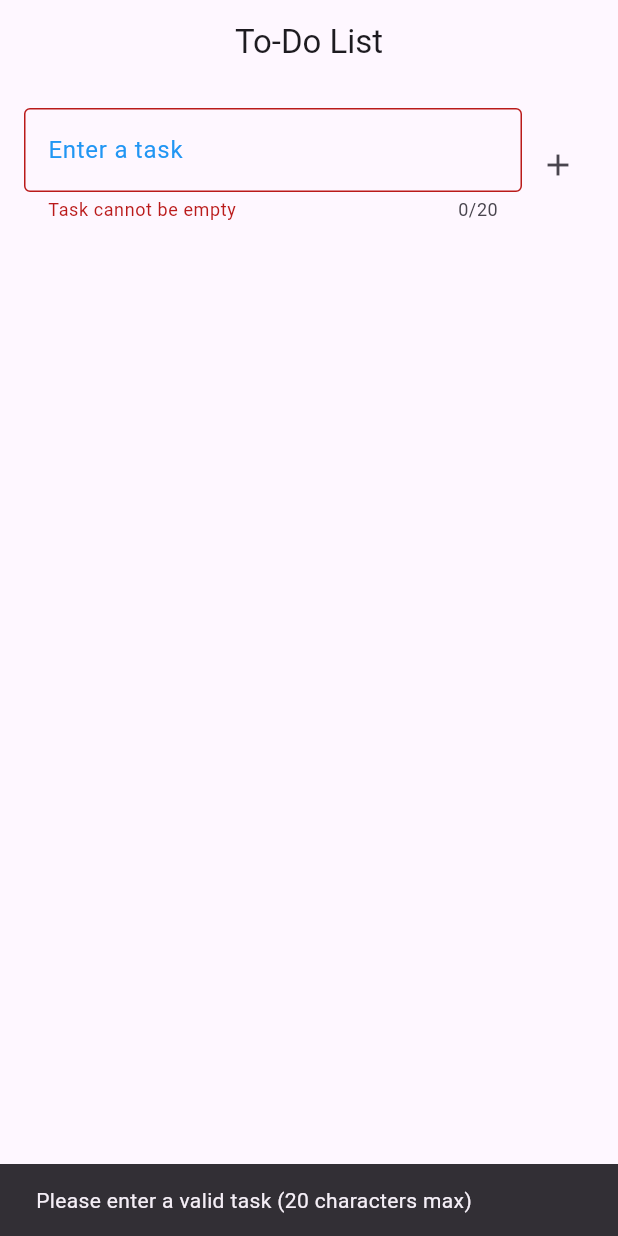
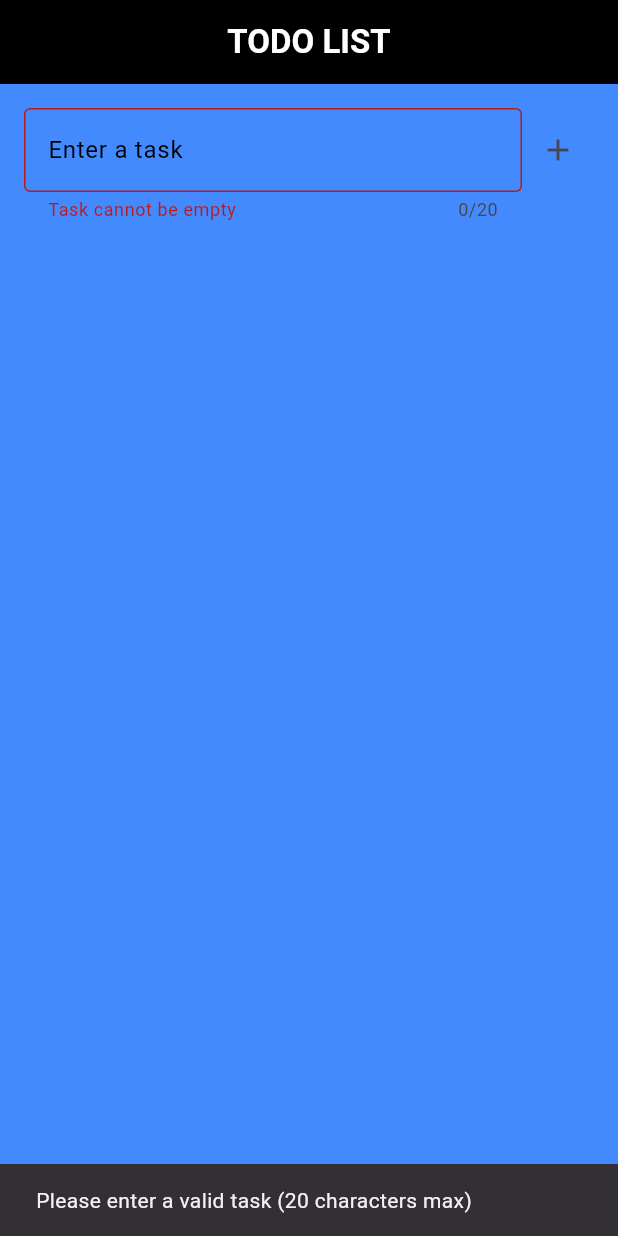
Before and after one commit to nithin-12345/TODO-Flutter-Project, a Flutter app: the screen it shows after launch, after a tap on the "add" icon, on a phone screen of 412 x 824 dp. Run offline on Flutter 3.47's test engine with Material 3 defaults, Android fonts, the phone set to English and light mode, and no system bars.

Commit message:
ScreenDesignChanged

```diff
--- a/assignment/lib/Components/textFieldComponent.dart
+++ b/assignment/lib/Components/textFieldComponent.dart
@@ -23,7 +23,7 @@ class TaskInputField extends StatelessWidget {
               maxLength: 20, // Added a character limit of 20
               decoration: InputDecoration(
                 labelText: 'Enter a task',
-                labelStyle: const TextStyle(color: Colors.blue),
+                labelStyle: const TextStyle(color: Colors.black),
                 border: const OutlineInputBorder(),
                 errorText: controller.text.isEmpty
                     ? 'Task cannot be empty'
@@ -37,9 +37,11 @@ class TaskInputField extends StatelessWidget {
               },
             ),
           ),
-          IconButton(
+          Padding(
+            padding: const EdgeInsets.only(bottom: 20),
+            child: IconButton(
               onPressed: () {
-              if (controller.text.isNotEmpty && controller.text.length <= 20) {
+                if (controller.text.isNotEmpty && controller.text.length <= 22) {
                   addTask(controller.text);
                 } else {
                   ScaffoldMessenger.of(context).showSnackBar(
@@ -51,6 +53,7 @@ class TaskInputField extends StatelessWidget {
               },
               icon: const Icon(Icons.add),
             ),
+          ),
         ],
       ),
     );
--- a/assignment/lib/Pages/Homepage.dart
+++ b/assignment/lib/Pages/Homepage.dart
@@ -3,23 +3,7 @@ import 'package:assignment/Components/listViewComponent.dart';
 import 'package:assignment/Components/textFieldComponent.dart';
 import 'package:flutter/material.dart';
 
-void main() {
-  runApp(const MyApp());
-}
 
-class MyApp extends StatelessWidget {
-  const MyApp({Key? key}) : super(key: key);
-
-  @override
-  Widget build(BuildContext context) {
-    return MaterialApp(
-      debugShowCheckedModeBanner: false,
-      title: 'To-Do List',
-      theme: ThemeData(primarySwatch: Colors.blue),
-      home: const TodoListPage(),
-    );
-  }
-}
 
 class TodoListPage extends StatefulWidget {
   const TodoListPage({Key? key}) : super(key: key);
@@ -50,9 +34,11 @@ class _TodoListPageState extends State<TodoListPage> {
   @override
   Widget build(BuildContext context) {
     return Scaffold(
+      backgroundColor: Colors.blueAccent,
       appBar: AppBar(
+        backgroundColor: Colors.black,
 
-        title: const Center(child: Text('To-Do List')),
+        title: const Center(child: Text('TODO LIST',style: TextStyle(fontWeight: FontWeight.bold,color: Colors.white),)),
       ),
       body: LayoutBuilder(
         builder: (context, constraints) {
@@ -74,11 +60,17 @@ class _TodoListPageState extends State<TodoListPage> {
                     ),
                     Expanded(
                       flex: 2,
-                      child: SizedBox(
-                        width: 500,
-                        child: TaskListView(
-                          tasks: _tasks,
-                          removeTask: _removeTask,
+                      child: Padding(
+                        padding: const EdgeInsets.only(right: 50),
+                        child: Padding(
+                          padding: const EdgeInsets.only(left: 10),
+                          child: SizedBox(
+                            width: 450,
+                            child: TaskListView(
+                              tasks: _tasks,
+                              removeTask: _removeTask,
+                            ),
+                          ),
                         ),
                       ),
                     ),
```
Also changed, not shown: assignment/lib/Components/listViewComponent.dart (+11 -5 lines), assignment/lib/main.dart (+2 -15 lines). Lines whose indentation alone changed are shown as unchanged.
